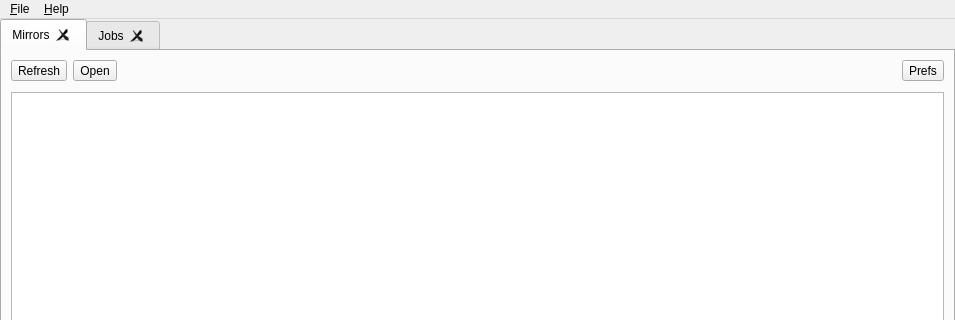
DeliciousMeatPop/ARMGDDNBrowser, file src/main_window.ui: the form before one commit; both pictures show x 0 to 955 and y 0 to 320 of the 955 by 555 pixel window.
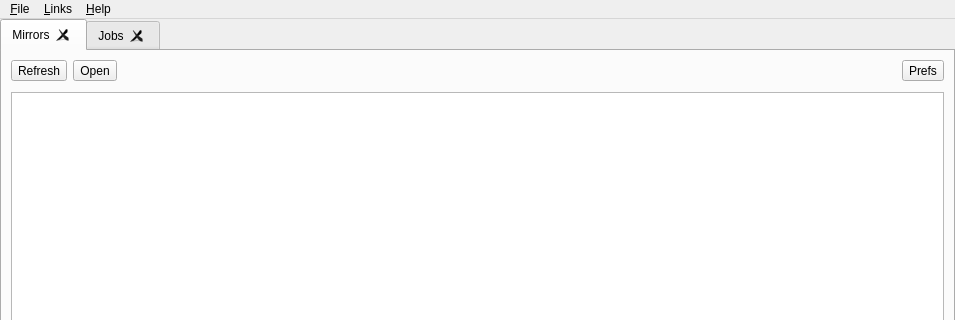
The form after the commit.

Commit message:
Add Links menu, ARMGDDN update check, and config-check-on-start
- New Links menu (between File and Help): ARMGDDN Browser Download,
  ARMGDDNBrowser.com, ARMGDDN Games Telegram, DMP and Old Man
- The update check now targets DeliciousMeatPop/ARMGDDNBrowser releases and
  is labelled 'Check for ARMGDDN Browser updates'
- The former rclone-update option becomes 'Run a config check on start':
  when enabled it runs update.bat next to the app and waits for it before
  the browser reads the config / finishes opening

Claude-Session: https://claude.ai/code/session_01PwAc1L9ySwoJrtAQrh8vrN

```diff
--- a/src/main_window.ui
+++ b/src/main_window.ui
@@ -320,6 +320,17 @@
     <addaction name="separator"/>
     <addaction name="quit"/>
    </widget>
+   <widget class="QMenu" name="menuLinks">
+    <property name="title">
+     <string>&amp;Links</string>
+    </property>
+    <addaction name="linkBrowserDownload"/>
+    <addaction name="linkBetaSite"/>
+    <addaction name="separator"/>
+    <addaction name="linkTelegram"/>
+    <addaction name="linkDMP"/>
+    <addaction name="linkOldMan"/>
+   </widget>
    <widget class="QMenu" name="menuHelp">
     <property name="title">
      <string>&amp;Help</string>
@@ -328,6 +339,7 @@
     <addaction name="aboutQt"/>
    </widget>
    <addaction name="menuFile"/>
+   <addaction name="menuLinks"/>
    <addaction name="menuHelp"/>
   </widget>
   <widget class="QStatusBar" name="statusBar"/>
```
Left out of the diff: 25 changed lines with no effect on the pictures. The commit also changes 2 other files.
